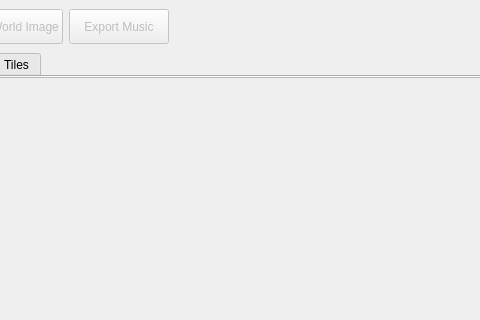
This is src/mainwindow.ui in SirSnorealot/PokeCompDumper as Qt 5 draws it before an edit; both pictures show x 446 to 926 and y 0 to 320 of the 1030 by 620 pixel window. The edited form follows.
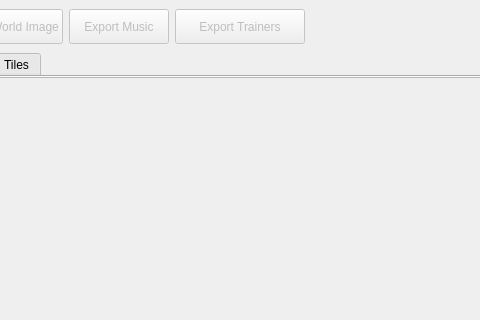
This is the edited form.

Commit message: Export trainers.

The edit to the form file:
```diff
--- a/src/mainwindow.ui
+++ b/src/mainwindow.ui
@@ -186,6 +186,28 @@
         </property>
        </widget>
       </item>
+      <item>
+       <widget class="QPushButton" name="exportTrainerSpritesBtn">
+        <property name="enabled">
+         <bool>false</bool>
+        </property>
+        <property name="minimumSize">
+         <size>
+          <width>130</width>
+          <height>35</height>
+         </size>
+        </property>
+        <property name="maximumSize">
+         <size>
+          <width>160</width>
+          <height>35</height>
+         </size>
+        </property>
+        <property name="text">
+         <string>Export Trainers</string>
+        </property>
+       </widget>
+      </item>
       <item>
        <spacer name="toolbarSpacer">
         <property name="orientation">
```
The commit also changes 6 other files.
